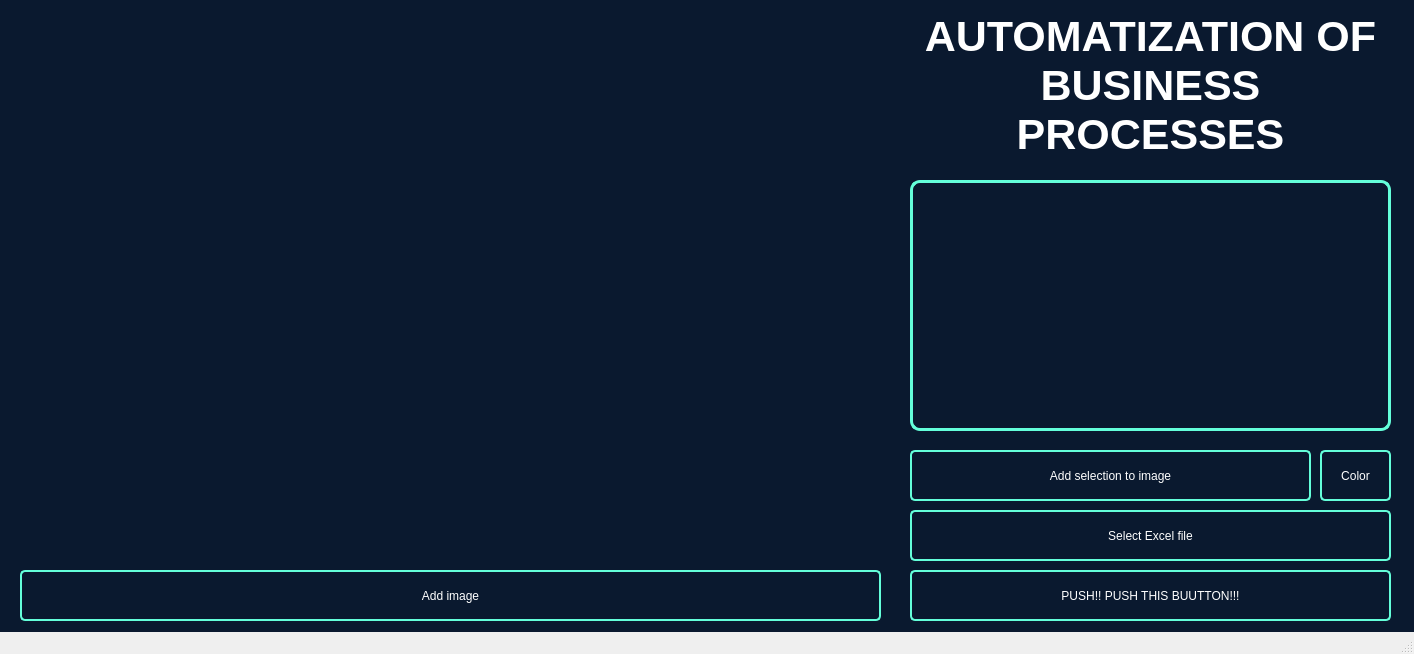
The window that Uncompiled.ui (CyberBro9/aobp) describes before a commit, drawn with Qt 5.
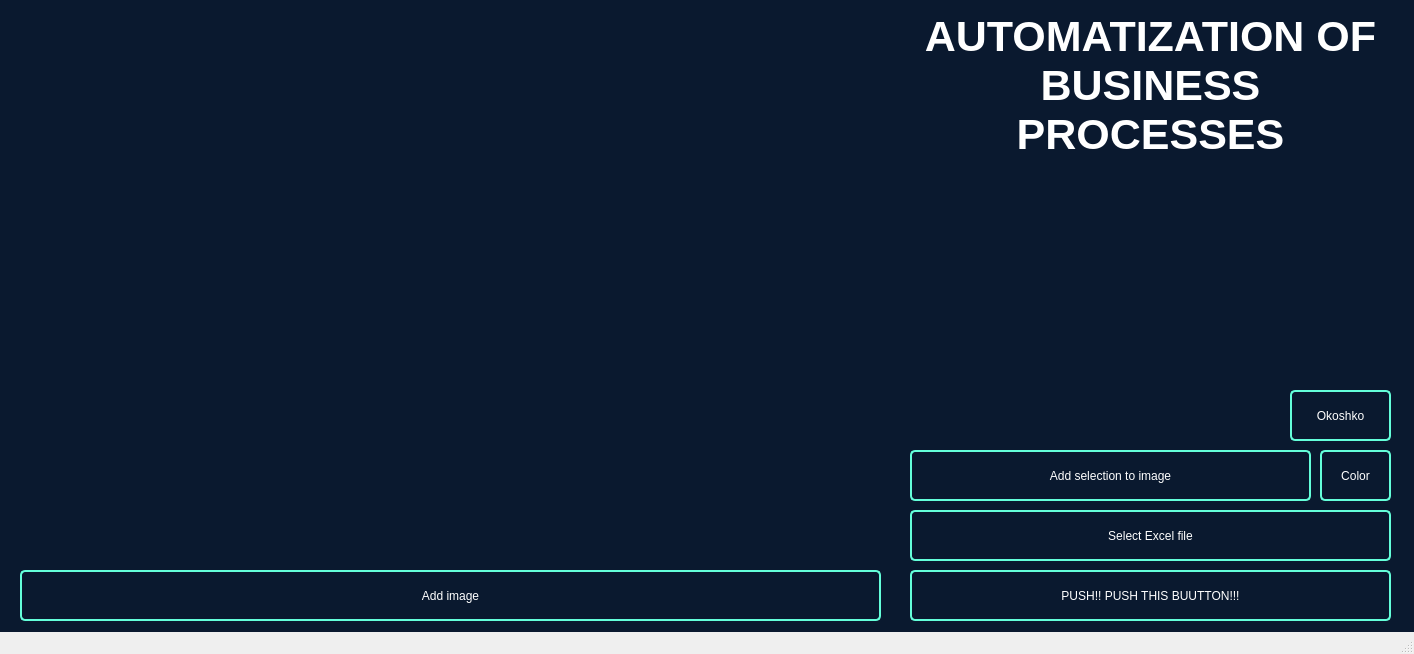
The same window after the commit.

Commit message: Неприятность на борту

```diff
--- a/Uncompiled.ui
+++ b/Uncompiled.ui
@@ -34,27 +34,6 @@
 </string>
   </property>
   <widget class="QWidget" name="centralwidget">
-   <widget class="QTableWidget" name="tableWidget">
-    <property name="geometry">
-     <rect>
-      <x>910</x>
-      <y>180</y>
-      <width>481</width>
-      <height>251</height>
-     </rect>
-    </property>
-    <property name="toolTip">
-     <string>&lt;html&gt;&lt;head/&gt;&lt;body&gt;&lt;p&gt;Бро сюда эксель филес  бро&lt;/p&gt;&lt;/body&gt;&lt;/html&gt;</string>
-    </property>
-    <property name="styleSheet">
-     <string notr="true">QTableWidget {
-	border: 3px solid #64ffda;;
-	background-color: transparent;
-	border-radius: 10px;
-	padding: 10px 10px;
-}</string>
-    </property>
-   </widget>
    <widget class="QPushButton" name="addSelections">
     <property name="geometry">
      <rect>
@@ -221,6 +200,22 @@
      <string>Color</string>
     </property>
    </widget>
+   <widget class="QPushButton" name="selectColor_2">
+    <property name="geometry">
+     <rect>
+      <x>1290</x>
+      <y>390</y>
+      <width>101</width>
+      <height>51</height>
+     </rect>
+    </property>
+    <property name="locale">
+     <locale language="English" country="UnitedStates"/>
+    </property>
+    <property name="text">
+     <string>Okoshko</string>
+    </property>
+   </widget>
   </widget>
   <widget class="QStatusBar" name="statusbar">
    <property name="enabled">
```
